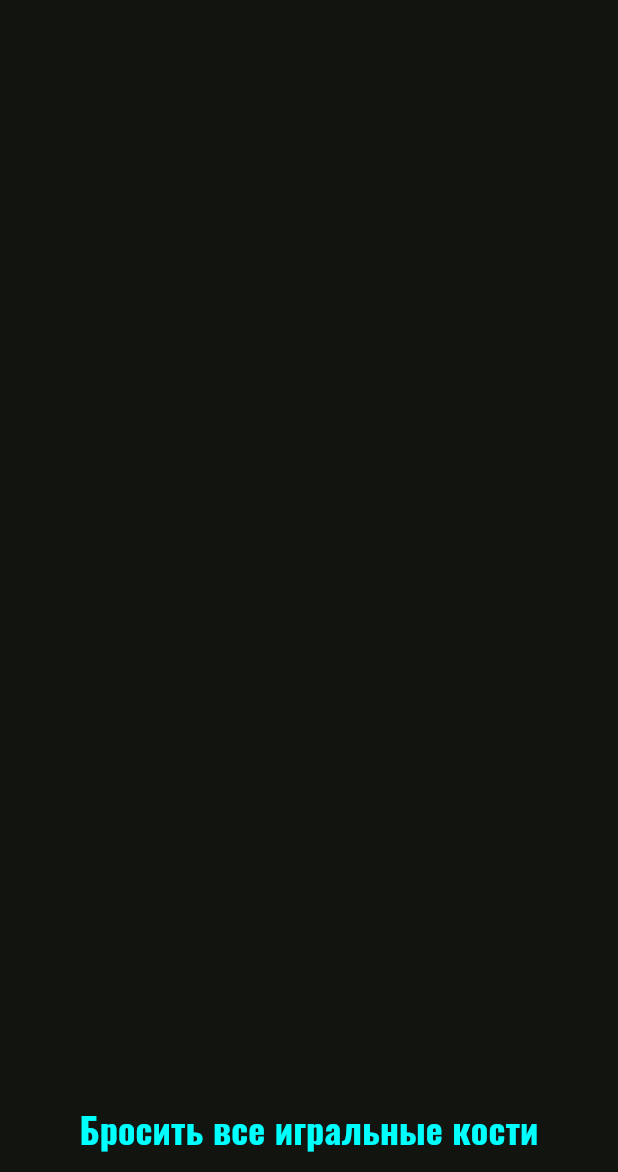
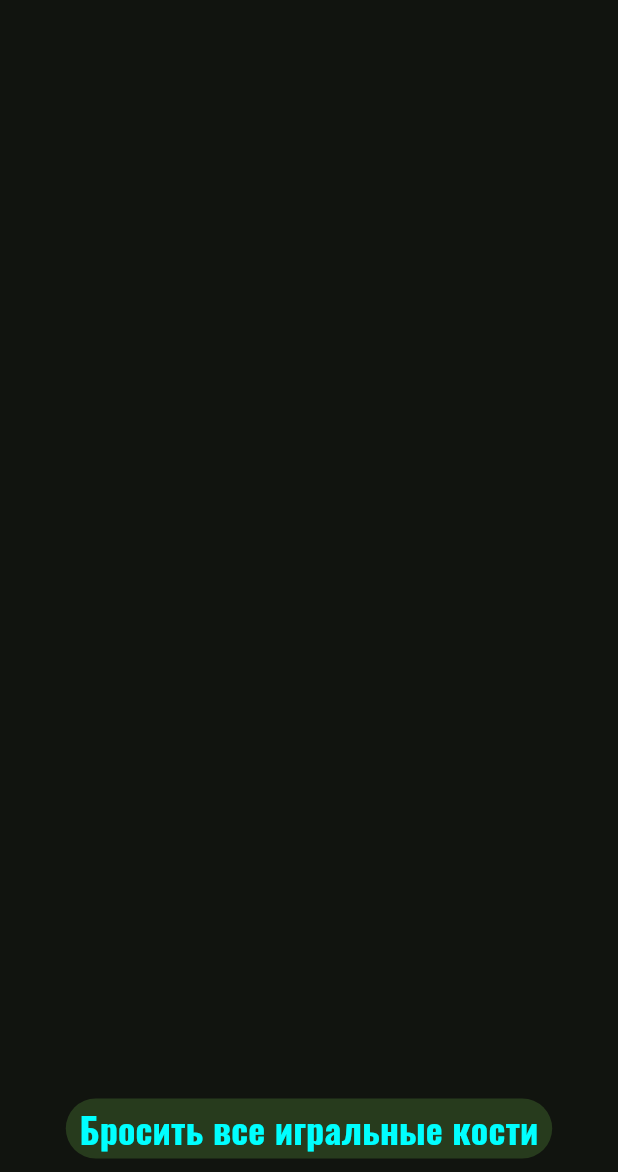
Before and after one commit to 2romanio005/UniversalDice, a Flutter app: the screen it shows after launch, on a phone screen of 412 x 824 dp, the part 64-1236 px from its top. Run offline on Flutter 3.47's test engine with Material 3 defaults, Android fonts, the phone set to English and light mode, and no system bars; our stand-ins replace image_picker.

Commit message:
add reset to the last Face, man button style, 1 bug

```diff
--- a/universal_dice/lib/Widgets/HomePageView.dart
+++ b/universal_dice/lib/Widgets/HomePageView.dart
@@ -7,7 +7,11 @@ import 'package:universal_dice/Data/DiceGroupList.dart';
 
 class HomePageView extends StatefulWidget {
   HomePageView({super.key, required this.allSelectedDiceGroup}){
-    print("ffff");
+    for (OneSelectedDiceGroup selectedDiceGroup in allSelectedDiceGroup){
+      for (Dice dice in selectedDiceGroup.allDice){
+        dice.lastRandFaceIndex = null;
+      }
+    }
   }
 
   @override
@@ -28,9 +32,7 @@ class _HomePageView extends State<HomePageView> {
             Container(
               padding: const EdgeInsets.fromLTRB(0, 5, 0, 5),
               child: TextButton(
-                style: buttonStyleDefault.merge(
-                  IconButton.styleFrom(backgroundColor: ColorButtonBackgroundOnMainPageView),
-                ),
+                style: IconButton.styleFrom(backgroundColor: ColorButtonBackgroundOnMainPageView).merge(buttonStyleDefault),
                 onPressed: () {
                   for (OneSelectedDiceGroup selectedDiceGroup in widget.allSelectedDiceGroup){
                     for (Dice dice in selectedDiceGroup.allDice){
@@ -74,7 +76,7 @@ class _HomePageView extends State<HomePageView> {
   Widget _buildSelectedDiceList(List<Dice> allSelectedDice) {
     double diceFaceDimension = MediaQuery.of(context).size.width / 2;
     final double diceFacePadding = diceFaceDimension / 20;
-    diceFaceDimension -= diceFacePadding * 3;
+    diceFaceDimension -= diceFacePadding;
 
     Widget buildDiceFace(Dice dice, [EdgeInsetsGeometry? padding]) {
       return dice.getFace(
@@ -91,7 +93,7 @@ class _HomePageView extends State<HomePageView> {
           mainAxisAlignment: MainAxisAlignment.spaceEvenly,
           children: (index * 2 + 1 < allSelectedDice.length)
               ? [
-                  buildDiceFace(allSelectedDice[index], EdgeInsets.fromLTRB(0, 0, diceFacePadding, diceFacePadding)),
+                  buildDiceFace(allSelectedDice[index * 2], EdgeInsets.fromLTRB(0, 0, diceFacePadding, diceFacePadding)),
                   buildDiceFace(allSelectedDice[index * 2 + 1]),
                 ]
               : [
```
